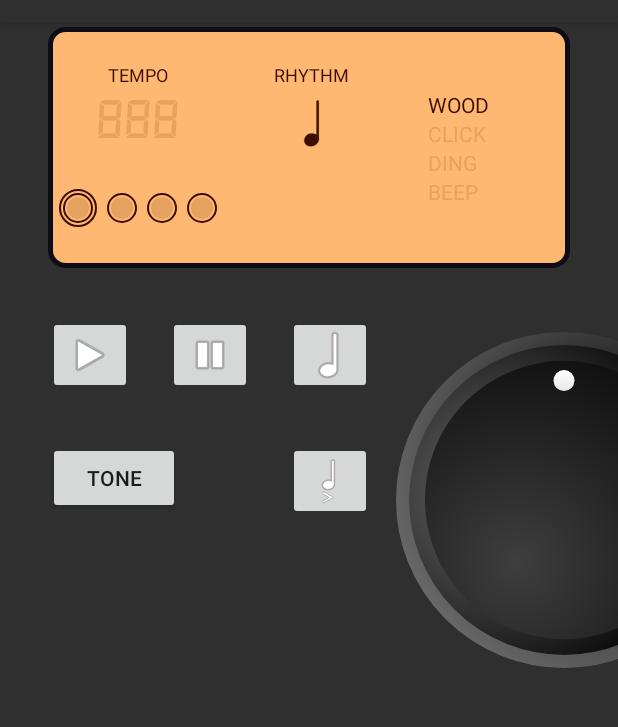
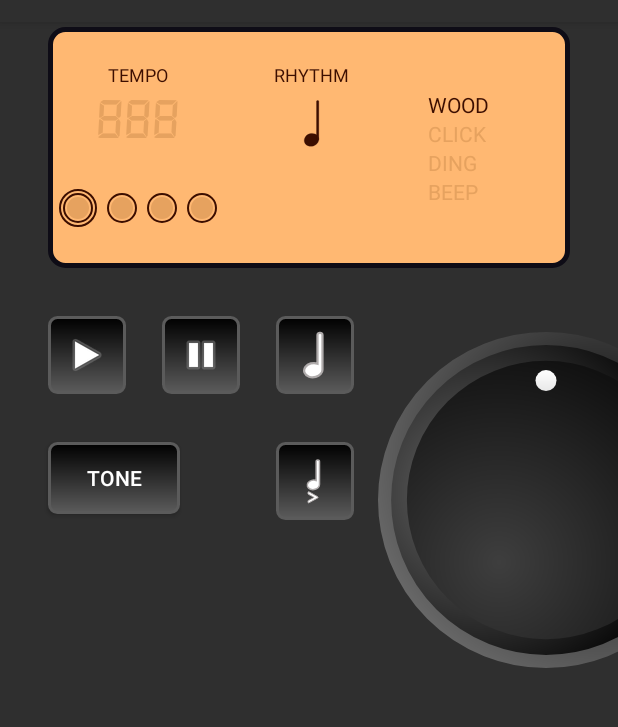
Before and after one commit to o4oren/android-kotlin-metronome, an Android app: the screen it shows after launch (MainActivity), on a phone screen of 412 x 824 dp, the part 62-789 px from its top. Run offline under Robolectric (Android 15) with nearby library versions, the phone set to English and light mode, and no system bars; our stand-ins replace navigation-ui; Roboto replaces fonts that are not available here; 1 statement that could not run was skipped.

Commit message:
Button backgrounds

```diff
--- /dev/null
+++ b/app/src/main/res/drawable/button_background.xml
@@ -0,0 +1,17 @@
+<?xml version="1.0" encoding="utf-8"?>
+<shape xmlns:android="http://schemas.android.com/apk/res/android"
+    android:shape="rectangle">
+
+    <gradient
+        android:endColor="@color/darkButton"
+        android:angle="90"
+        android:type="linear"
+        android:startColor="@color/brightButton" />
+
+    <corners android:radius="@dimen/button_corner_radius" />
+
+    <stroke
+        android:width="2dp"
+        android:color="@color/brightButton"
+        />
+</shape>
--- a/app/src/main/res/layout/metronome_fragment.xml
+++ b/app/src/main/res/layout/metronome_fragment.xml
@@ -115,6 +115,9 @@
         android:layout_width="wrap_content"
         android:layout_height="wrap_content"
         android:layout_marginStart="24dp"
+        android:background="@drawable/button_background"
+        android:paddingHorizontal="10dp"
+        android:paddingVertical="10dp"
         android:src="@android:drawable/ic_media_pause"
         app:layout_constraintStart_toEndOf="@+id/playButton"
         app:layout_constraintTop_toTopOf="@+id/playButton" />
@@ -124,6 +127,9 @@
         android:layout_width="wrap_content"
         android:layout_height="wrap_content"
         android:layout_marginTop="32dp"
+        android:background="@drawable/button_background"
+        android:paddingHorizontal="10dp"
+        android:paddingVertical="10dp"
         android:src="@android:drawable/ic_media_play"
         app:layout_constraintStart_toStartOf="@+id/screenLayout"
         app:layout_constraintTop_toBottomOf="@+id/screenLayout" />
@@ -134,6 +140,9 @@
         android:layout_height="wrap_content"
         android:layout_marginStart="24dp"
         android:cropToPadding="false"
+        android:background="@drawable/button_background"
+        android:paddingHorizontal="10dp"
+        android:paddingVertical="10dp"
         android:src="@drawable/ic_quarter_note_white"
         app:layout_constraintBottom_toBottomOf="@+id/pauseButton"
         app:layout_constraintStart_toEndOf="@+id/pauseButton"
@@ -145,6 +154,10 @@
         android:layout_height="wrap_content"
         android:layout_marginTop="32dp"
         android:text="@string/tone"
+        android:textColor="#fff"
+        android:background="@drawable/button_background"
+        android:paddingHorizontal="10dp"
+        android:paddingVertical="10dp"
         app:layout_constraintStart_toStartOf="@+id/playButton"
         app:layout_constraintTop_toBottomOf="@+id/playButton" />
 
@@ -154,6 +167,9 @@
         android:layout_height="wrap_content"
         android:layout_marginTop="32dp"
         android:src="@drawable/ic_emphasis"
+        android:background="@drawable/button_background"
+        android:paddingHorizontal="10dp"
+        android:paddingVertical="10dp"
         app:layout_constraintEnd_toEndOf="@+id/rhythmButton"
         app:layout_constraintStart_toStartOf="@+id/rhythmButton"
         app:layout_constraintTop_toBottomOf="@+id/rhythmButton" />
--- a/app/src/main/res/values/colors.xml
+++ b/app/src/main/res/values/colors.xml
@@ -7,4 +7,7 @@
     <color name="metronomeMetal">#2F2F2F</color>
     <color name="digitalText">#3C0E00</color>
     <color name="faintDigitalText">#E6A25F</color>
+    <color name="darkButton">#000000</color>
+    <color name="brightButton">#5B5B5B</color>
+
 </resources>
--- a/app/src/main/res/values/dimens.xml
+++ b/app/src/main/res/values/dimens.xml
@@ -3,4 +3,5 @@
     <dimen name="screen_label_text_size">12sp</dimen>
     <dimen name="bpm_digital_text">32sp</dimen>
     <dimen name="tone_digital_text">20sp</dimen>
+    <dimen name="button_corner_radius">5dp</dimen>
 </resources>
```
